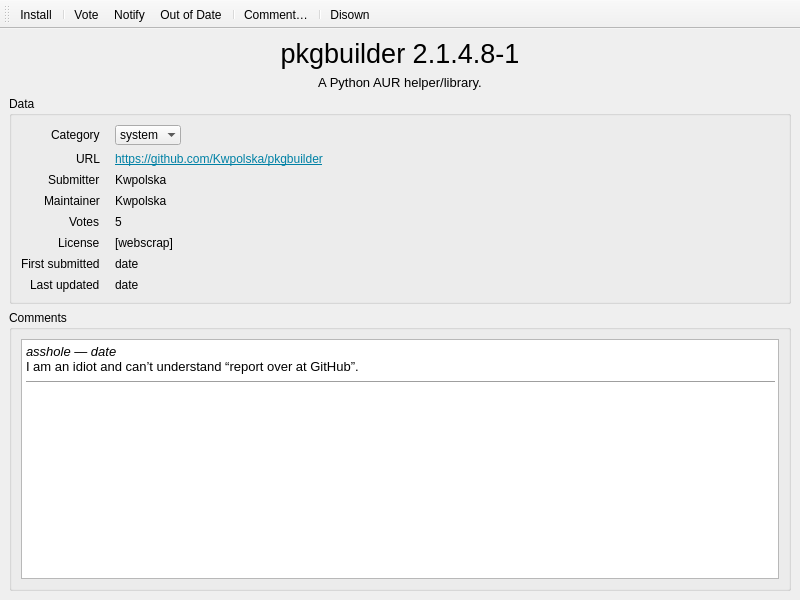
First picture: the form in ui-designs/pkgview.ui, repository Kwpolska/aurqt, before the edit.
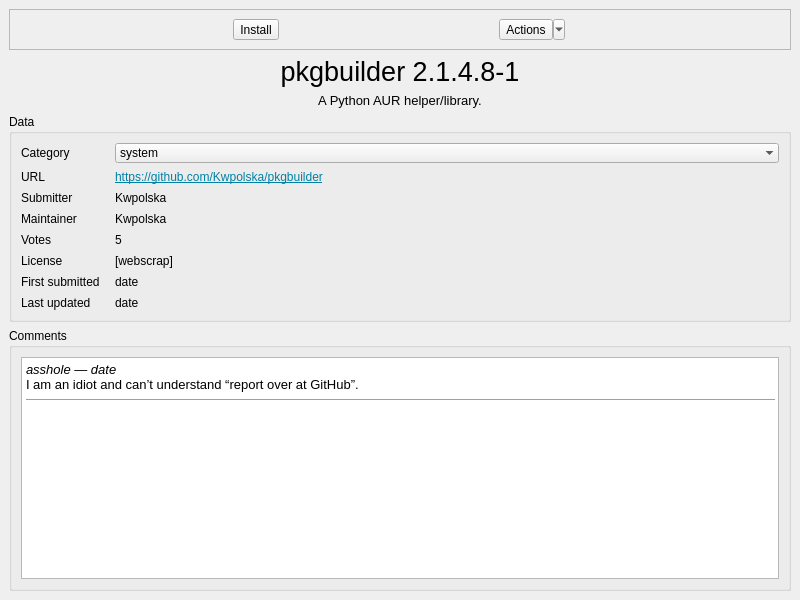
Second picture: the form after the edit. Icons and pictures are not drawn.

The edit to the form file:
```diff
--- a/ui-designs/pkgview.ui
+++ b/ui-designs/pkgview.ui
@@ -20,6 +20,62 @@
   </property>
   <widget class="QWidget" name="centralwidget">
    <layout class="QVBoxLayout" name="verticalLayout">
+    <item>
+     <widget class="QFrame" name="frame">
+      <property name="frameShape">
+       <enum>QFrame::StyledPanel</enum>
+      </property>
+      <property name="frameShadow">
+       <enum>QFrame::Raised</enum>
+      </property>
+      <layout class="QHBoxLayout" name="horizontalLayout">
+       <item>
+        <widget class="QToolButton" name="toolButton">
+         <property name="text">
+          <string>Install</string>
+         </property>
+         <property name="icon">
+          <iconset theme="run-build-install"/>
+         </property>
+         <property name="iconSize">
+          <size>
+           <width>22</width>
+           <height>22</height>
+          </size>
+         </property>
+         <property name="popupMode">
+          <enum>QToolButton::InstantPopup</enum>
+         </property>
+         <property name="toolButtonStyle">
+          <enum>Qt::ToolButtonFollowStyle</enum>
+         </property>
+        </widget>
+       </item>
+       <item>
+        <widget class="QToolButton" name="toolButton_2">
+         <property name="text">
+          <string>Actions</string>
+         </property>
+         <property name="icon">
+          <iconset theme="view-form-action"/>
+         </property>
+         <property name="iconSize">
+          <size>
+           <width>22</width>
+           <height>22</height>
+          </size>
+         </property>
+         <property name="popupMode">
+          <enum>QToolButton::MenuButtonPopup</enum>
+         </property>
+         <property name="toolButtonStyle">
+          <enum>Qt::ToolButtonFollowStyle</enum>
+         </property>
+        </widget>
+       </item>
+      </layout>
+     </widget>
+    </item>
     <item>
      <widget class="QLabel" name="label">
       <property name="font">
@@ -59,15 +115,6 @@
       <layout class="QGridLayout" name="gridLayout">
        <item row="0" column="0">
         <layout class="QFormLayout" name="formLayout">
-         <property name="fieldGrowthPolicy">
-          <enum>QFormLayout::FieldsStayAtSizeHint</enum>
-         </property>
-         <property name="labelAlignment">
-          <set>Qt::AlignRight|Qt::AlignTrailing|Qt::AlignVCenter</set>
-         </property>
-         <property name="formAlignment">
-          <set>Qt::AlignLeading|Qt::AlignLeft|Qt::AlignVCenter</set>
-         </property>
          <property name="horizontalSpacing">
           <number>15</number>
          </property>
@@ -231,35 +278,6 @@
     </item>
    </layout>
   </widget>
-  <widget class="QToolBar" name="toolBar">
-   <property name="windowTitle">
-    <string>toolBar</string>
-   </property>
-   <property name="iconSize">
-    <size>
-     <width>32</width>
-     <height>32</height>
-    </size>
-   </property>
-   <property name="toolButtonStyle">
-    <enum>Qt::ToolButtonFollowStyle</enum>
-   </property>
-   <attribute name="toolBarArea">
-    <enum>TopToolBarArea</enum>
-   </attribute>
-   <attribute name="toolBarBreak">
-    <bool>false</bool>
-   </attribute>
-   <addaction name="action_Install"/>
-   <addaction name="separator"/>
-   <addaction name="actionVote"/>
-   <addaction name="actionNotify"/>
-   <addaction name="actionOut_of_Date"/>
-   <addaction name="separator"/>
-   <addaction name="actionComment"/>
-   <addaction name="separator"/>
-   <addaction name="actionDisown"/>
-  </widget>
   <action name="actionComment">
    <property name="icon">
     <iconset theme="im-status-message-edit">
```
